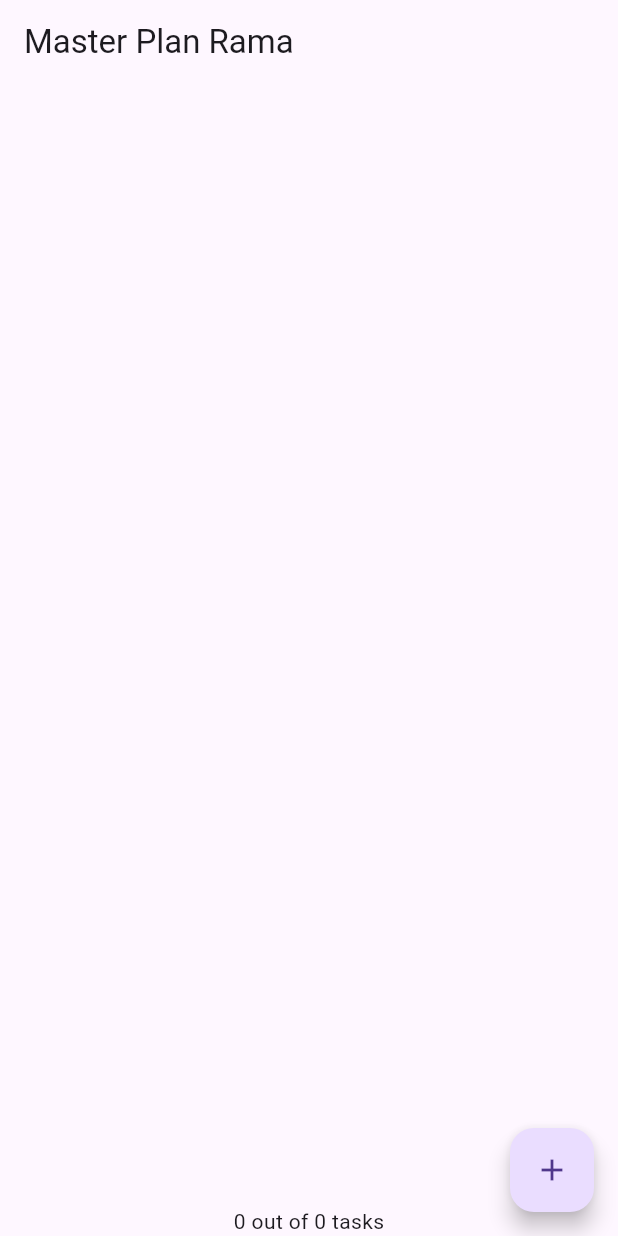
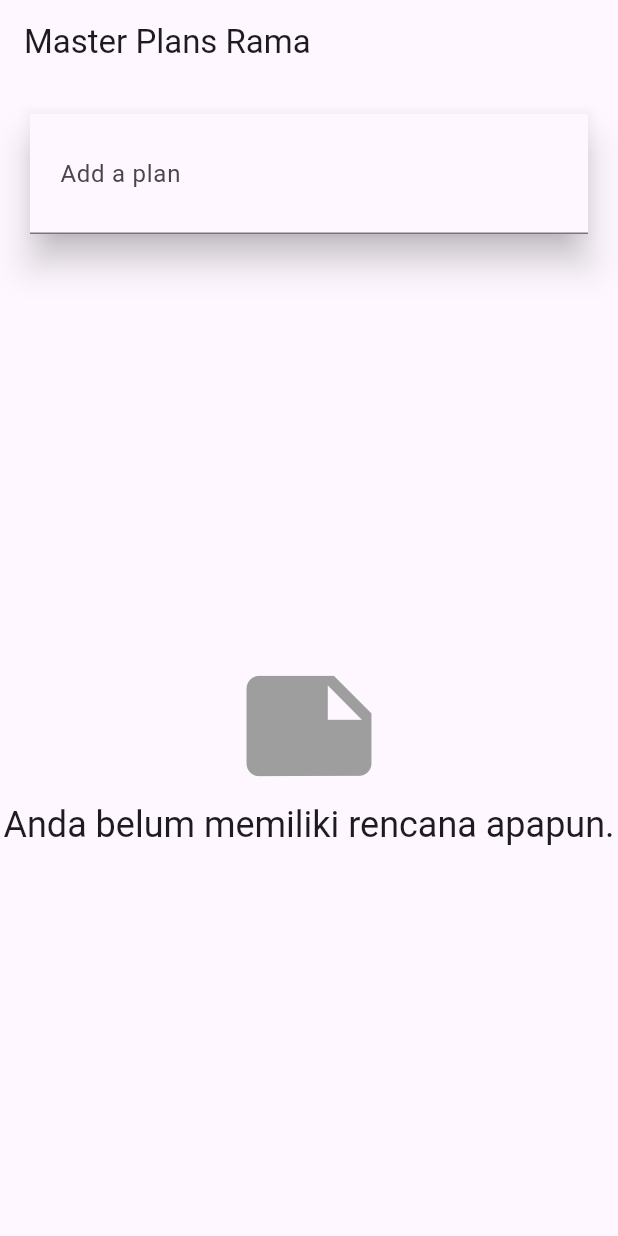
Before and after one commit to tektungg/master_plan, a Flutter app: the screen it shows after launch, on a phone screen of 412 x 824 dp. Run offline on Flutter 3.47's test engine with Material 3 defaults, Android fonts, the phone set to English and light mode, and no system bars.

Commit message:
add : Praktikum 3

```diff
--- a/lib/main.dart
+++ b/lib/main.dart
@@ -1,7 +1,7 @@
 import 'package:flutter/material.dart';
 import 'package:master_plan/models/plan.dart';
 import 'package:master_plan/provider/plan_provider.dart';
-import './views/plan_screen.dart';
+import 'package:master_plan/views/plan_creator_screen.dart';
 
 void main() => runApp(MasterPlanApp());
 
@@ -10,11 +10,14 @@ class MasterPlanApp extends StatelessWidget {
 
   @override
   Widget build(BuildContext context) {
-    return MaterialApp(
-      theme: ThemeData(primarySwatch: Colors.purple),
-      home: PlanProvider(
-        notifier: ValueNotifier(const Plan()),
-        child: const PlanScreen(),
+    return PlanProvider(
+      notifier: ValueNotifier<List<Plan>>(const []),
+      child: MaterialApp(
+        title: 'State management app',
+        theme: ThemeData(
+          primarySwatch: Colors.blue,
+        ),
+        home: const PlanCreatorScreen(),
       ),
     );
   }
--- a/lib/provider/plan_provider.dart
+++ b/lib/provider/plan_provider.dart
@@ -1,12 +1,14 @@
 import 'package:flutter/material.dart';
 import '../models/data_layer.dart';
 
-class PlanProvider extends InheritedNotifier<ValueNotifier<Plan>> {
+class PlanProvider extends InheritedNotifier<ValueNotifier<List<Plan>>> {
   const PlanProvider(
-      {super.key, required Widget child, required ValueNotifier<Plan> notifier})
+      {super.key,
+      required Widget child,
+      required ValueNotifier<List<Plan>> notifier})
       : super(child: child, notifier: notifier);
 
-  static ValueNotifier<Plan> of(BuildContext context) {
+  static ValueNotifier<List<Plan>> of(BuildContext context) {
     return context
         .dependOnInheritedWidgetOfExactType<PlanProvider>()!
         .notifier!;
--- /dev/null
+++ b/lib/views/plan_creator_screen.dart
@@ -0,0 +1,89 @@
+import 'package:flutter/material.dart';
+import 'package:master_plan/models/plan.dart';
+import 'package:master_plan/provider/plan_provider.dart';
+import 'package:master_plan/views/plan_screen.dart';
+
+class PlanCreatorScreen extends StatefulWidget {
+  const PlanCreatorScreen({super.key});
+
+  @override
+  _PlanCreatorScreenState createState() => _PlanCreatorScreenState();
+}
+
+class _PlanCreatorScreenState extends State<PlanCreatorScreen> {
+  final textController = TextEditingController();
+
+  @override
+  void dispose() {
+    textController.dispose();
+    super.dispose();
+  }
+
+  @override
+  Widget build(BuildContext context) {
+    return Scaffold(
+      // ganti ‘Namaku' dengan nama panggilan Anda
+      appBar: AppBar(title: const Text('Master Plans Rama')),
+      body: Column(children: [
+        _buildListCreator(),
+        Expanded(child: _buildMasterPlans())
+      ]),
+    );
+  }
+
+  Widget _buildListCreator() {
+    return Padding(
+        padding: const EdgeInsets.all(20.0),
+        child: Material(
+          color: Theme.of(context).cardColor,
+          elevation: 10,
+          child: TextField(
+              controller: textController,
+              decoration: const InputDecoration(
+                  labelText: 'Add a plan', contentPadding: EdgeInsets.all(20)),
+              onEditingComplete: addPlan),
+        ));
+  }
+
+  void addPlan() {
+    final text = textController.text;
+    if (text.isEmpty) {
+      return;
+    }
+    final plan = Plan(name: text, tasks: []);
+    ValueNotifier<List<Plan>> planNotifier = PlanProvider.of(context);
+    planNotifier.value = List<Plan>.from(planNotifier.value)..add(plan);
+    textController.clear();
+    FocusScope.of(context).requestFocus(FocusNode());
+    setState(() {});
+  }
+
+  Widget _buildMasterPlans() {
+    ValueNotifier<List<Plan>> planNotifier = PlanProvider.of(context);
+    List<Plan> plans = planNotifier.value;
+
+    if (plans.isEmpty) {
+      return Column(
+          mainAxisAlignment: MainAxisAlignment.center,
+          children: <Widget>[
+            const Icon(Icons.note, size: 100, color: Colors.grey),
+            Text('Anda belum memiliki rencana apapun.',
+                style: Theme.of(context).textTheme.headlineSmall)
+          ]);
+    }
+    return ListView.builder(
+        itemCount: plans.length,
+        itemBuilder: (context, index) {
+          final plan = plans[index];
+          return ListTile(
+              title: Text(plan.name),
+              subtitle: Text(plan.completenessMessage),
+              onTap: () {
+                Navigator.of(context).push(MaterialPageRoute(
+                    builder: (_) => PlanScreen(
+                          plan: plan,
+                        )));
+              });
+        });
+  }
+}
```
Also changed, not shown: lib/views/plan_screen.dart (+49 -28 lines).
